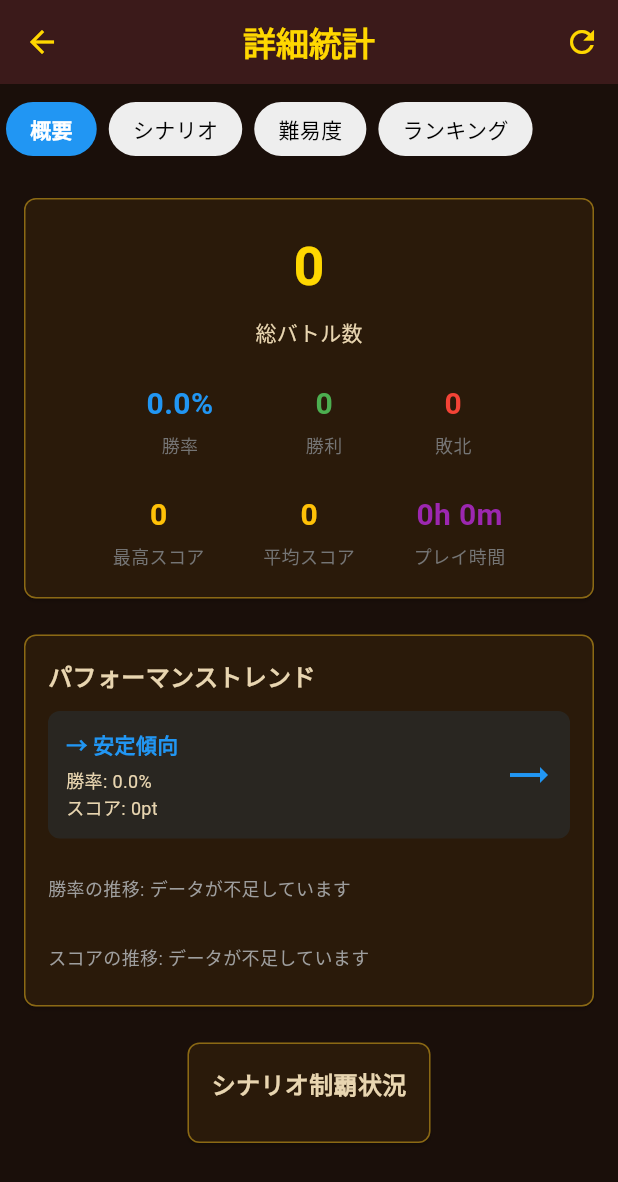
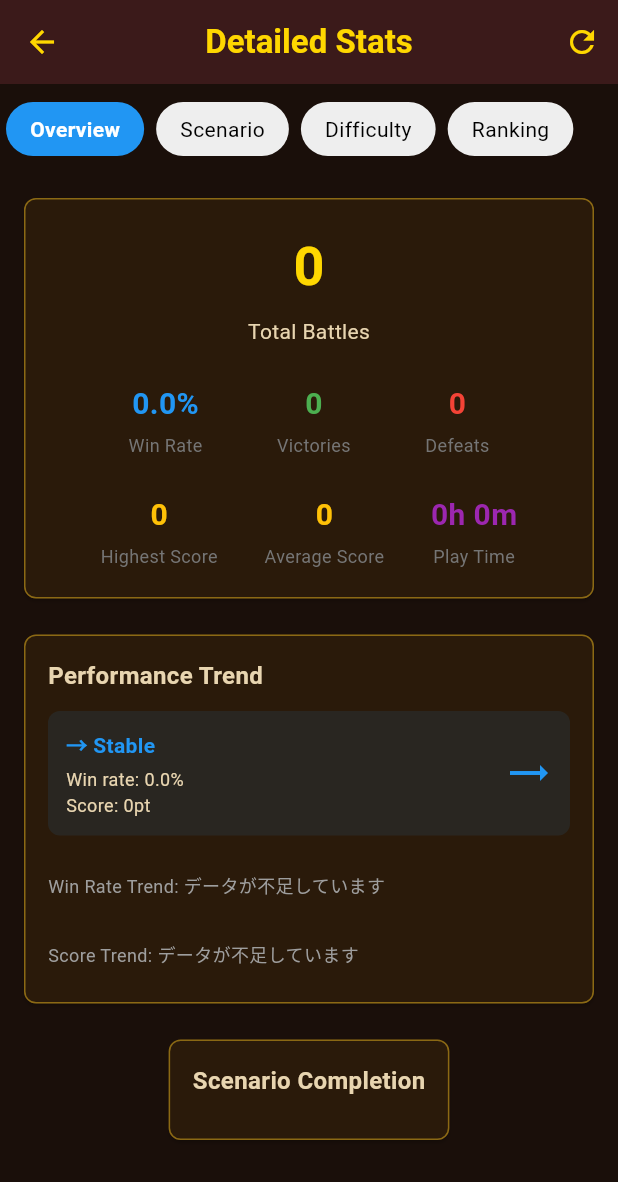
Before and after one commit to zka32101/sengoku_saihairoku, a Flutter app: the AdvancedStatisticsScreen screen opened directly, on a phone screen of 412 x 824 dp. Shown: the top 1182 px of the screen. Run offline on Flutter 3.47's test engine with Material 3 defaults, Android fonts, the phone set to English and light mode, and no system bars; our stand-ins replace cloud_firestore, firebase_auth, firebase_core, firebase_messaging, flutter_local_notifications, flutter_riverpod and 6 more; missing offline and left inert: flame; accounts and stored records are empty; network calls fail.

Commit message:
詳細統計画面を多言語化対応
同じPR内で多言語化対応の対象画面をもう1画面追加（設定・チャレンジ
履歴・統計・メッセージ・実績一覧・プレスティジコスメティック画面に
続く7画面目）。

- app_ja.arb/app_en.arbにタブ名・統計ラベル・トレンド表示等のキーを
  追加（プレースホルダー対応）
- flutter gen-l10nで生成コードを更新
- advanced_statistics_screen.dartの静的UI文言をAppLocalizations経由
  に移行

flutter analyze: 0 issues
flutter test: 26 tests all passed

Co-Authored-By: Claude Sonnet 5 <noreply@anthropic.com>
Claude-Session: https://claude.ai/code/session_016FQTHUoanQF4M3kXY84mnW

```diff
--- a/lib/l10n/app_en.arb
+++ b/lib/l10n/app_en.arb
@@ -152,5 +152,32 @@
     "placeholders": { "type": { "type": "String" } }
   },
   "prestigeShowcaseAcquired": "Acquired",
-  "prestigeShowcaseItemLocked": "Locked"
+  "prestigeShowcaseItemLocked": "Locked",
+  "advancedStatsTitle": "Detailed Stats",
+  "advancedStatsTabOverview": "Overview",
+  "advancedStatsTabScenario": "Scenario",
+  "advancedStatsTabDifficulty": "Difficulty",
+  "advancedStatsTabRanking": "Ranking",
+  "advancedStatsTotalBattles": "Total Battles",
+  "advancedStatsWinRate": "Win Rate",
+  "advancedStatsVictories": "Victories",
+  "advancedStatsDefeats": "Defeats",
+  "advancedStatsHighestScore": "Highest Score",
+  "advancedStatsAverageScore": "Average Score",
+  "advancedStatsPlayTime": "Play Time",
+  "advancedStatsPerformanceTrend": "Performance Trend",
+  "advancedStatsWinRateChange": "Win rate: {percent}%",
+  "@advancedStatsWinRateChange": {
+    "placeholders": { "percent": { "type": "String" } }
+  },
+  "advancedStatsScoreChange": "Score: {score}pt",
+  "@advancedStatsScoreChange": {
+    "placeholders": { "score": { "type": "String" } }
+  },
+  "advancedStatsWinRateTrendLabel": "Win Rate Trend",
+  "advancedStatsScoreTrendLabel": "Score Trend",
+  "advancedStatsScenarioClearStatus": "Scenario Completion",
+  "advancedStatsTrendImproving": "📈 Improving",
+  "advancedStatsTrendDeclining": "📉 Declining",
+  "advancedStatsTrendStable": "→ Stable"
 }
--- a/lib/l10n/app_ja.arb
+++ b/lib/l10n/app_ja.arb
@@ -155,5 +155,32 @@
     "placeholders": { "type": { "type": "String" } }
   },
   "prestigeShowcaseAcquired": "取得済み",
-  "prestigeShowcaseItemLocked": "ロック中"
+  "prestigeShowcaseItemLocked": "ロック中",
+  "advancedStatsTitle": "詳細統計",
+  "advancedStatsTabOverview": "概要",
+  "advancedStatsTabScenario": "シナリオ",
+  "advancedStatsTabDifficulty": "難易度",
+  "advancedStatsTabRanking": "ランキング",
+  "advancedStatsTotalBattles": "総バトル数",
+  "advancedStatsWinRate": "勝率",
+  "advancedStatsVictories": "勝利",
+  "advancedStatsDefeats": "敗北",
+  "advancedStatsHighestScore": "最高スコア",
+  "advancedStatsAverageScore": "平均スコア",
+  "advancedStatsPlayTime": "プレイ時間",
+  "advancedStatsPerformanceTrend": "パフォーマンストレンド",
+  "advancedStatsWinRateChange": "勝率: {percent}%",
+  "@advancedStatsWinRateChange": {
+    "placeholders": { "percent": { "type": "String" } }
+  },
+  "advancedStatsScoreChange": "スコア: {score}pt",
+  "@advancedStatsScoreChange": {
+    "placeholders": { "score": { "type": "String" } }
+  },
+  "advancedStatsWinRateTrendLabel": "勝率の推移",
+  "advancedStatsScoreTrendLabel": "スコアの推移",
+  "advancedStatsScenarioClearStatus": "シナリオ制覇状況",
+  "advancedStatsTrendImproving": "📈 上昇傾向",
+  "advancedStatsTrendDeclining": "📉 低下傾向",
+  "advancedStatsTrendStable": "→ 安定傾向"
 }
--- a/lib/presentation/screens/advanced_statistics_screen.dart
+++ b/lib/presentation/screens/advanced_statistics_screen.dart
@@ -2,6 +2,7 @@ import 'package:flutter/material.dart';
 import '../../data/models/advanced_statistics.dart';
 import '../../data/models/difficulty_mode.dart';
 import '../../data/services/statistics_service.dart';
+import '../../l10n/generated/app_localizations.dart';
 import '../widgets/advanced_statistics_display.dart';
 import '../widgets/trend_sparkline.dart';
 
@@ -32,9 +33,10 @@ class _AdvancedStatisticsScreenState extends State<AdvancedStatisticsScreen> {
 
   @override
   Widget build(BuildContext context) {
+    final l10n = AppLocalizations.of(context)!;
     return Scaffold(
       appBar: AppBar(
-        title: const Text('詳細統計'),
+        title: Text(l10n.advancedStatsTitle),
         centerTitle: true,
         actions: [
           IconButton(
@@ -61,22 +63,22 @@ class _AdvancedStatisticsScreenState extends State<AdvancedStatisticsScreen> {
                   child: Row(
                     children: [
                       _TabButton(
-                        label: '概要',
+                        label: l10n.advancedStatsTabOverview,
                         selected: _selectedTab == 0,
                         onTap: () => setState(() => _selectedTab = 0),
                       ),
                       _TabButton(
-                        label: 'シナリオ',
+                        label: l10n.advancedStatsTabScenario,
                         selected: _selectedTab == 1,
                         onTap: () => setState(() => _selectedTab = 1),
                       ),
                       _TabButton(
-                        label: '難易度',
+                        label: l10n.advancedStatsTabDifficulty,
                         selected: _selectedTab == 2,
                         onTap: () => setState(() => _selectedTab = 2),
                       ),
                       _TabButton(
-                        label: 'ランキング',
+                        label: l10n.advancedStatsTabRanking,
                         selected: _selectedTab == 3,
                         onTap: () => setState(() => _selectedTab = 3),
                       ),
@@ -88,7 +90,7 @@ class _AdvancedStatisticsScreenState extends State<AdvancedStatisticsScreen> {
               // コンテンツ
               if (_selectedTab == 0)
                 SliverToBoxAdapter(
-                  child: _buildOverviewTab(summary),
+                  child: _buildOverviewTab(l10n, summary),
                 )
               else if (_selectedTab == 1)
                 SliverList(
@@ -121,7 +123,7 @@ class _AdvancedStatisticsScreenState extends State<AdvancedStatisticsScreen> {
     );
   }
 
-  Widget _buildOverviewTab(AdvancedStatisticsSummary summary) {
+  Widget _buildOverviewTab(AppLocalizations l10n, AdvancedStatisticsSummary summary) {
     return SingleChildScrollView(
       padding: const EdgeInsets.all(12),
       child: Column(
@@ -141,27 +143,27 @@ class _AdvancedStatisticsScreenState extends State<AdvancedStatisticsScreen> {
                     ),
                   ),
                   const SizedBox(height: 8),
-                  const Text(
-                    '総バトル数',
-                    style: TextStyle(fontSize: 14),
+                  Text(
+                    l10n.advancedStatsTotalBattles,
+                    style: const TextStyle(fontSize: 14),
                   ),
                   const SizedBox(height: 24),
                   Row(
                     mainAxisAlignment: MainAxisAlignment.spaceEvenly,
                     children: [
                       _OverviewStatTile(
-                        label: '勝率',
+                        label: l10n.advancedStatsWinRate,
                         value:
                             '${(summary.overallWinRate * 100).toStringAsFixed(1)}%',
                         color: Colors.blue,
                       ),
                       _OverviewStatTile(
-                        label: '勝利',
+                        label: l10n.advancedStatsVictories,
                         value: '${summary.totalVictories}',
                         color: Colors.green,
                       ),
                       _OverviewStatTile(
-                        label: '敗北',
+                        label: l10n.advancedStatsDefeats,
                         value: '${summary.totalDefeats}',
                         color: Colors.red,
                       ),
@@ -172,17 +174,17 @@ class _AdvancedStatisticsScreenState extends State<AdvancedStatisticsScreen> {
                     mainAxisAlignment: MainAxisAlignment.spaceEvenly,
                     children: [
                       _OverviewStatTile(
-                        label: '最高スコア',
+                        label: l10n.advancedStatsHighestScore,
                         value: '${summary.highestScore}',
                         color: Colors.amber,
                       ),
                       _OverviewStatTile(
-                        label: '平均スコア',
+                        label: l10n.advancedStatsAverageScore,
                         value: '${summary.averageScore}',
                         color: Colors.amber,
                       ),
                       _OverviewStatTile(
-                        label: 'プレイ時間',
+                        label: l10n.advancedStatsPlayTime,
                         value: summary.playTimeFormatted,
                         color: Colors.purple,
                       ),
@@ -202,9 +204,9 @@ class _AdvancedStatisticsScreenState extends State<AdvancedStatisticsScreen> {
               child: Column(
                 crossAxisAlignment: CrossAxisAlignment.start,
                 children: [
-                  const Text(
-                    'パフォーマンストレンド',
-                    style: TextStyle(
+                  Text(
+                    l10n.advancedStatsPerformanceTrend,
+                    style: const TextStyle(
                       fontSize: 16,
                       fontWeight: FontWeight.bold,
                     ),
@@ -224,7 +226,7 @@ class _AdvancedStatisticsScreenState extends State<AdvancedStatisticsScreen> {
                           crossAxisAlignment: CrossAxisAlignment.start,
                           children: [
                             Text(
-                              _getTrendLabel(summary.performanceTrend.trend),
+                              _getTrendLabel(l10n, summary.performanceTrend.trend),
                               style: TextStyle(
                                 fontWeight: FontWeight.bold,
                                 color:
@@ -233,11 +235,16 @@ class _AdvancedStatisticsScreenState extends State<AdvancedStatisticsScreen> {
                             ),
                             const SizedBox(height: 4),
                             Text(
-                              '勝率: ${(summary.performanceTrend.winRateChange * 100).toStringAsFixed(1)}%',
+                              l10n.advancedStatsWinRateChange(
+                                (summary.performanceTrend.winRateChange * 100)
+                                    .toStringAsFixed(1),
+                              ),
                               style: const TextStyle(fontSize: 12),
                             ),
                             Text(
-                              'スコア: ${summary.performanceTrend.scoreChange.toStringAsFixed(0)}pt',
+                              l10n.advancedStatsScoreChange(
+                                summary.performanceTrend.scoreChange.toStringAsFixed(0),
+                              ),
                               style: const TextStyle(fontSize: 12),
                             ),
                           ],
@@ -248,14 +255,14 @@ class _AdvancedStatisticsScreenState extends State<AdvancedStatisticsScreen> {
                   ),
                   const SizedBox(height: 16),
                   TrendSparkline(
-                    label: '勝率の推移',
+                    label: l10n.advancedStatsWinRateTrendLabel,
                     points: summary.performanceTrend.winRateTrend,
                     color: Colors.blue,
                     valueFormatter: (v) => '${(v * 100).toStringAsFixed(0)}%',
                   ),
                   const SizedBox(height: 12),
                   TrendSparkline(
-                    label: 'スコアの推移',
+                    label: l10n.advancedStatsScoreTrendLabel,
                     points: summary.performanceTrend.scoreTrend,
                     color: Colors.amber,
                     valueFormatter: (v) => v.toStringAsFixed(0),
@@ -274,9 +281,9 @@ class _AdvancedStatisticsScreenState extends State<AdvancedStatisticsScreen> {
               child: Column(
                 crossAxisAlignment: CrossAxisAlignment.start,
                 children: [
-                  const Text(
-                    'シナリオ制覇状況',
-                    style: TextStyle(
+                  Text(
+                    l10n.advancedStatsScenarioClearStatus,
+                    style: const TextStyle(
                       fontSize: 16,
                       fontWeight: FontWeight.bold,
                     ),
@@ -305,14 +312,14 @@ class _AdvancedStatisticsScreenState extends State<AdvancedStatisticsScreen> {
     );
   }
 
-  String _getTrendLabel(String trend) {
+  String _getTrendLabel(AppLocalizations l10n, String trend) {
     switch (trend) {
       case 'improving':
-        return '📈 上昇傾向';
+        return l10n.advancedStatsTrendImproving;
       case 'declining':
-        return '📉 低下傾向';
+        return l10n.advancedStatsTrendDeclining;
       default:
-        return '→ 安定傾向';
+        return l10n.advancedStatsTrendStable;
     }
   }
 
```
Also changed, not shown: lib/l10n/generated/app_localizations.dart, lib/l10n/generated/app_localizations_en.dart, lib/l10n/generated/app_localizations_ja.dart.
